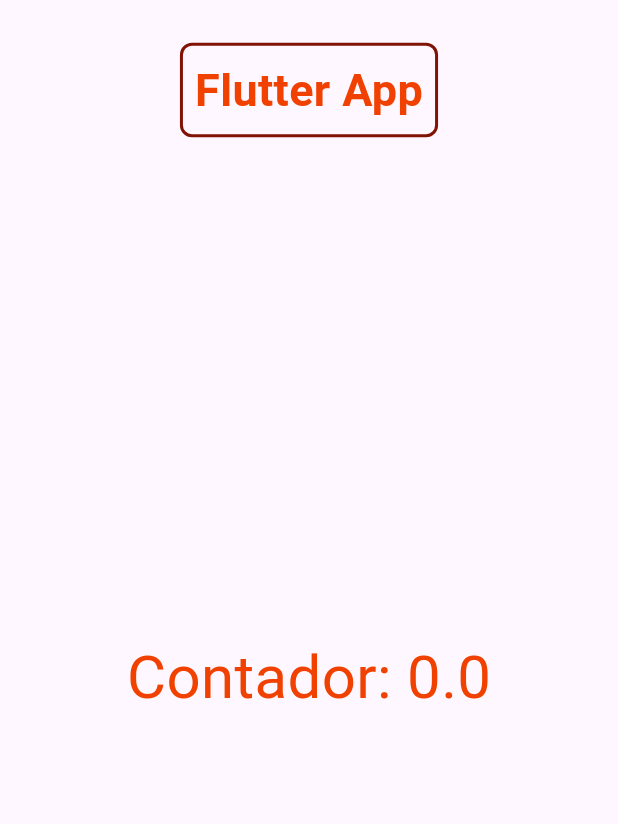
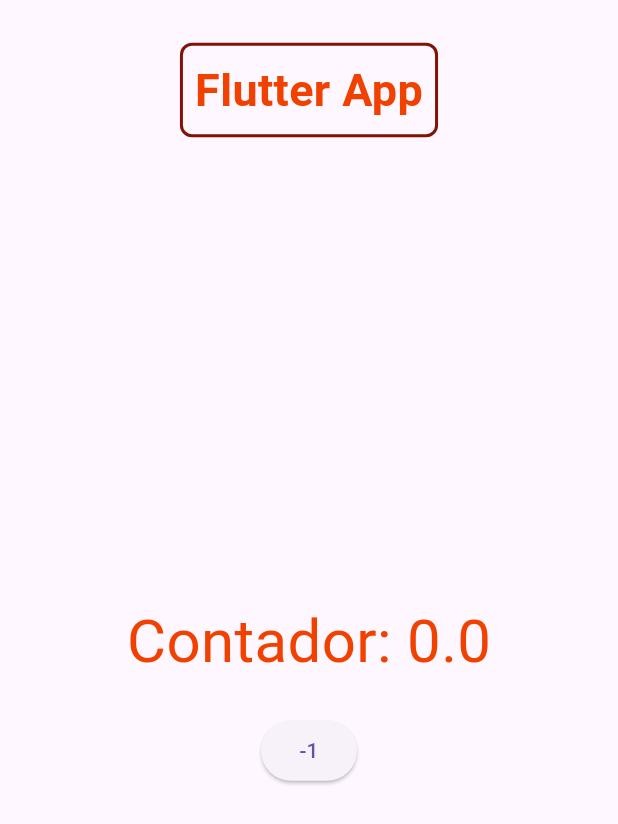
Before and after one commit to Flutter-Vacantes/Proyecto-Flutter, a Flutter app: what flutterApp() shows on an empty page, opened directly, on a phone screen of 412 x 824 dp. Shown: the top 824 px of the screen. Run offline on Flutter 3.47's test engine with Material 3 defaults, Android fonts, the phone set to English and light mode, and no system bars.

Commit message:
FV-11 He añadido un boton en un Row con la funcion de -1

```diff
--- a/flutter_app/lib/main.dart
+++ b/flutter_app/lib/main.dart
@@ -7,6 +7,8 @@ void main() {
 Widget flutterApp() {
   // Crea un ValueNotifier para el contador
   final ValueNotifier<double> contadorNotifier = ValueNotifier<double>(0);
+
+
 
   return MaterialApp(
     title: 'Flutter App',
@@ -54,9 +56,19 @@ Widget flutterApp() {
               },
             ),
             const SizedBox(height: 20),
+            Row( // Row widget to align the childeren in a horizontal line
+              mainAxisAlignment: MainAxisAlignment.center, // this line centers the children
+              children: [ //this lists the childeren that will be aligned in the row
+                ElevatedButton(onPressed: () {contadorNotifier.value -=1;}, child: const Text('-1')), // the type of button in an ElevatedButton,
+                //the rest of the line is the function that will be called when the buttonm is pressed "onPressed".
+
+              ],
+            )
           ],
         ),
       ),
     ),
   );
+
+
 }
```
